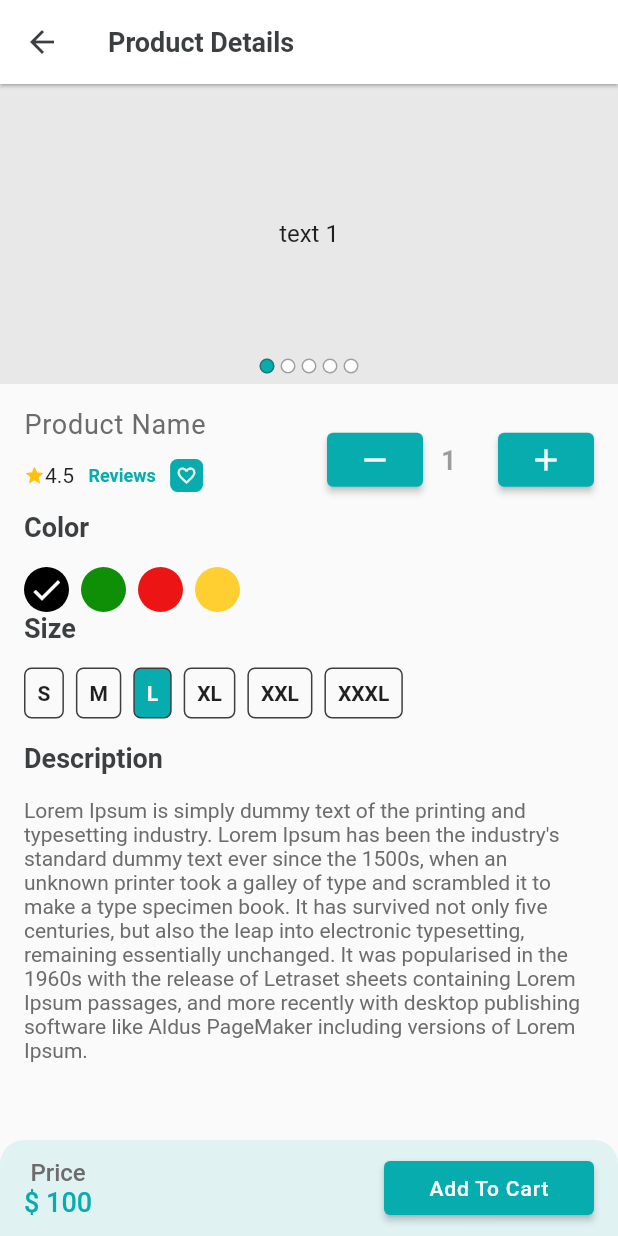
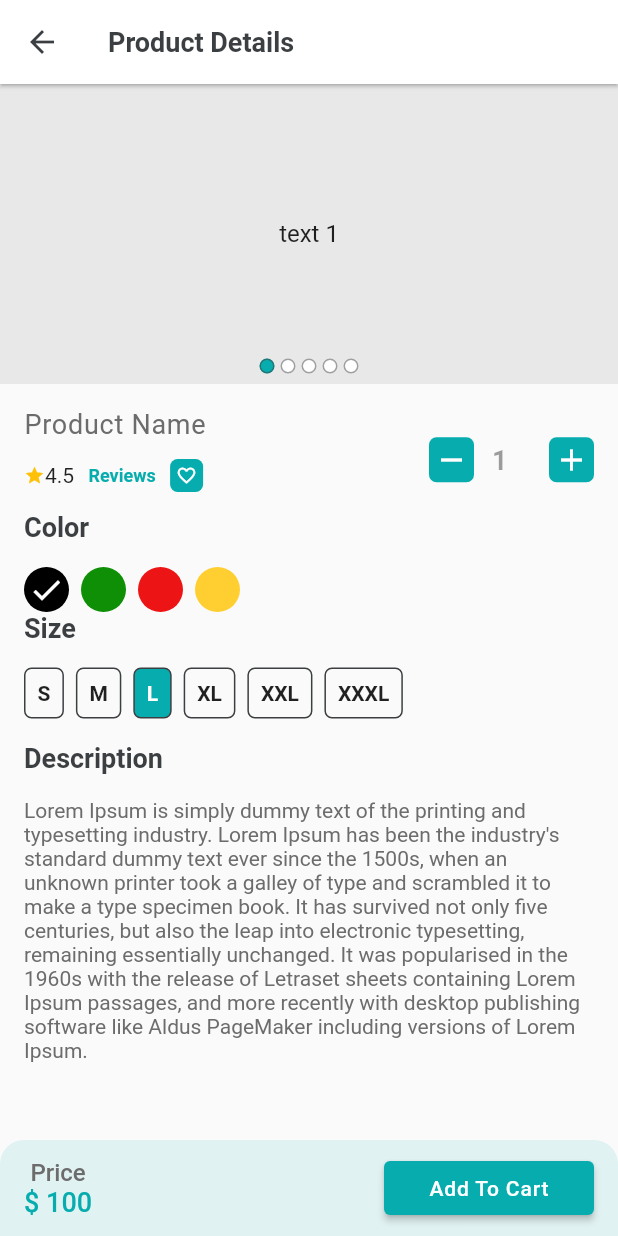
Before and after one commit to arifxpartbd/Ecommerce-Project, a Flutter app: the ProductDetailsScreen screen opened directly, on a phone screen of 412 x 824 dp. Run offline on Flutter 3.47's test engine with Material 2 defaults, Android fonts, the phone set to English and light mode, and no system bars; drawn by our look-alikes of carousel_slider; our stand-ins replace get, pin_code_fields.

```diff
--- /dev/null
+++ b/lib/data/utils/urls.dart
@@ -0,0 +1,4 @@
+
+class Urls{
+  static const String baseUrl = "https://craftybay.teamrabbil.com/api";
+}
--- a/lib/main.dart
+++ b/lib/main.dart
@@ -39,4 +39,4 @@ class GetxBindings extends Bindings{
 }
 
 
-//live class 51, watch time : 52:48
+//live class 51, watch time : -9:45
--- a/lib/ui/widgets/product_stepper.dart
+++ b/lib/ui/widgets/product_stepper.dart
@@ -2,7 +2,7 @@ import 'package:flutter/material.dart';
 
 import '../utils/app_colors.dart';
 
-class ProductStepper extends StatefulWidget{
+class ProductStepper extends StatefulWidget {
   const ProductStepper({super.key});
 
   @override
@@ -10,9 +10,9 @@ class ProductStepper extends StatefulWidget{
 }
 
 class _ProductStepperState extends State<ProductStepper> {
-
   var _currentValue = 0;
-  final TextEditingController _steperTextController = TextEditingController(text: "1");
+  final TextEditingController _steperTextController =
+      TextEditingController(text: "1");
 
   @override
   Widget build(BuildContext context) {
@@ -20,44 +20,53 @@ class _ProductStepperState extends State<ProductStepper> {
     return Wrap(
       crossAxisAlignment: WrapCrossAlignment.center,
       children: [
-        ElevatedButton(
-          onPressed: () {
+        stepperButton(() {
           if (_currentValue > 1) {
             _currentValue--;
             _steperTextController.text = _currentValue.toString();
             setState(() {});
           }
-          },
-          style:
-          ElevatedButton.styleFrom(backgroundColor: primaryColor,fixedSize: const Size(30,30),),
-          child: const Icon(Icons.remove),
-        ),
+        }, Icons.remove),
         SizedBox(
           width: 50,
+          //height: 50,
           child: TextField(
             controller: _steperTextController,
             enabled: false,
-            style:
-            const TextStyle(fontWeight: FontWeight.bold, fontSize: 18),
+            style: const TextStyle(fontWeight: FontWeight.bold, fontSize: 18),
             decoration: const InputDecoration(
               border: OutlineInputBorder(
                 borderSide: BorderSide.none,
-                )),
               ),
             ),
-        ElevatedButton(
-          onPressed: () {
+          ),
+        ),
+        stepperButton(() {
           if (_currentValue < 20) {
             _currentValue++;
             _steperTextController.text = _currentValue.toString();
             setState(() {});
           }
-          },
-          style:
-          ElevatedButton.styleFrom(backgroundColor: primaryColor, fixedSize: const Size(30, 30),),
-          child: const Icon(Icons.add),
-        ),
+        }, Icons.add),
       ],
     );
   }
+
+  Widget stepperButton(VoidCallback onTap, IconData iconData) {
+    return SizedBox(
+      width: 30,
+      height: 30,
+      child: InkWell(
+        onTap: onTap,
+        child: Container(
+          decoration: BoxDecoration(
+              color: primaryColor, borderRadius: BorderRadius.circular(5)),
+          child: Icon(
+            iconData,
+            color: Colors.white,
+          ),
+        ),
+      ),
+    );
   }
+}
--- a/pubspec.yaml
+++ b/pubspec.yaml
@@ -21,6 +21,7 @@ dependencies:
   pin_code_fields: ^7.4.0
   carousel_slider: ^4.2.1
   numberpicker: ^2.1.2
+  http: ^0.13.6
 
 dev_dependencies:
   flutter_test:
```
Also changed, not shown: lib/data/models/response_model.dart (added, +8 -0 lines), lib/data/service/network_caller.dart (added, +40 -0 lines), lib/ui/screens/wish_list_screen.dart (+25 -1 lines), pubspec.lock. Lines whose indentation alone changed are shown as unchanged.
